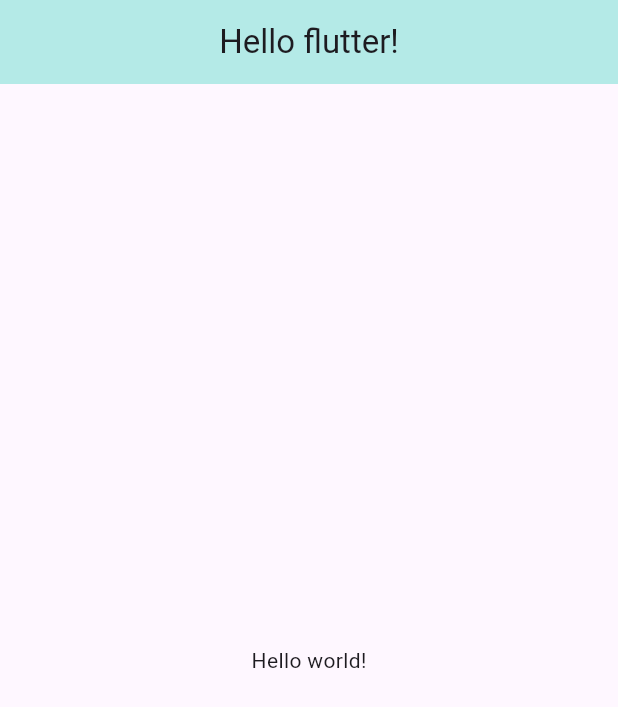
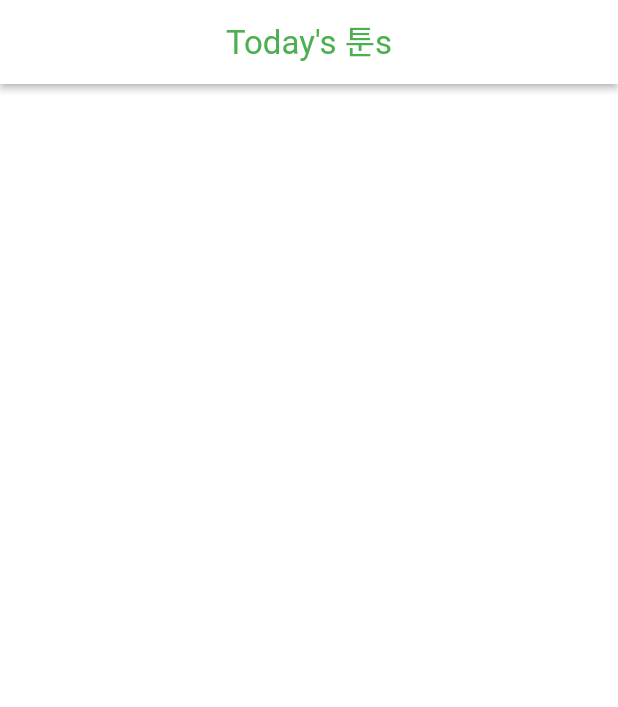
Before and after one commit to DongHyeonKim-tech/toonflix, a Flutter app: the screen it shows after launch, on a phone screen of 412 x 824 dp. Shown: the top 707 px of the screen. Run offline on Flutter 3.47's test engine with Material 3 defaults, Android fonts, the phone set to English and light mode, and no system bars.

Commit message:
#6.1 AppBar

```diff
--- a/lib/main.dart
+++ b/lib/main.dart
@@ -1,50 +1,17 @@
-import 'package:flutter/cupertino.dart';
 import 'package:flutter/material.dart';
+import 'package:toonflix/screens/home_screen.dart';
 
-class Player {
-  // step 1
-  // String name = 'kim';
-
-  // step 2
-  // String name;
-  // Player(this.name);
-
-  // step 3
-  String? name;
-  Player({required this.name});
+void main() {
+  runApp(const App());
 }
 
-void main() {
-  // step 1
-  // var kim = Player();
+class App extends StatelessWidget {
+  const App({super.key});
 
-  // step 2
-  // var kim = Player('kim');
-
-  // step 3
-  var kim = Player(name: 'kim');
-
-  runApp(App());
-}
-
-// App은 material(google), cupertino(apple) 디자인 시스템 중 하나 return
-class App extends StatelessWidget {
   @override
   Widget build(BuildContext context) {
-    // throw UnimplementedError();
-    return MaterialApp(
-      home: Scaffold(
-        appBar: AppBar(
-          title: Center(child: Text('Hello flutter!')),
-          // centerTitle: false,
-          // 그림자
-          // elevation: 1,
-          // title: Text('Hello flutter'),
-          backgroundColor: Color.fromARGB(75, 4, 203, 173),
-        ),
-        // new를 쓰던 말던 상관없음
-        body: new Center(child: Text('Hello world!')),
-      ),
+    return const MaterialApp(
+      home: HomeScreen(),
     );
   }
 }
--- /dev/null
+++ b/lib/screens/home_screen.dart
@@ -0,0 +1,21 @@
+import 'package:flutter/material.dart';
+
+class HomeScreen extends StatelessWidget {
+  const HomeScreen({super.key});
+
+  @override
+  Widget build(BuildContext context) {
+    return Scaffold(
+      backgroundColor: Colors.white,
+      appBar: AppBar(
+        surfaceTintColor: Colors.white,
+        shadowColor: Colors.black,
+        centerTitle: true,
+        elevation: 2,
+        backgroundColor: Colors.white,
+        foregroundColor: Colors.green,
+        title: const Text("Today's 툰s"),
+      ),
+    );
+  }
+}
```
